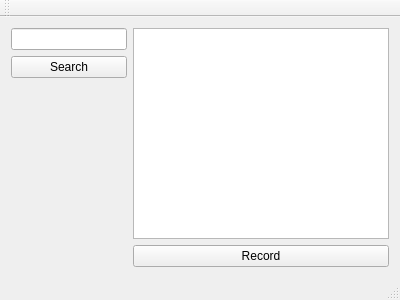
This is src/mainwindow.ui in rafirafi/Voca as Qt 5 draws it before an edit. The edited form follows.
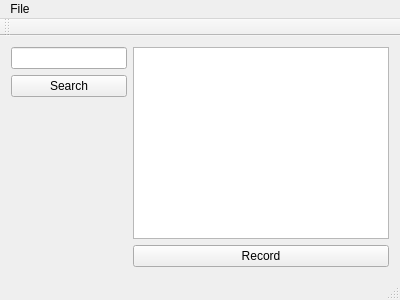
This is the edited form.

Commit message: Add a quit action in menu

Diff of the .ui file:
```diff
--- a/src/mainwindow.ui
+++ b/src/mainwindow.ui
@@ -67,6 +67,14 @@
      <height>27</height>
     </rect>
    </property>
+   <widget class="QMenu" name="menuFile">
+    <property name="title">
+     <string>File</string>
+    </property>
+    <addaction name="separator"/>
+    <addaction name="actionQuit"/>
+   </widget>
+   <addaction name="menuFile"/>
   </widget>
   <widget class="QStatusBar" name="statusBar"/>
   <widget class="QToolBar" name="mainToolBar">
```
Left out of the diff: 26 changed lines with no effect on the pictures.
